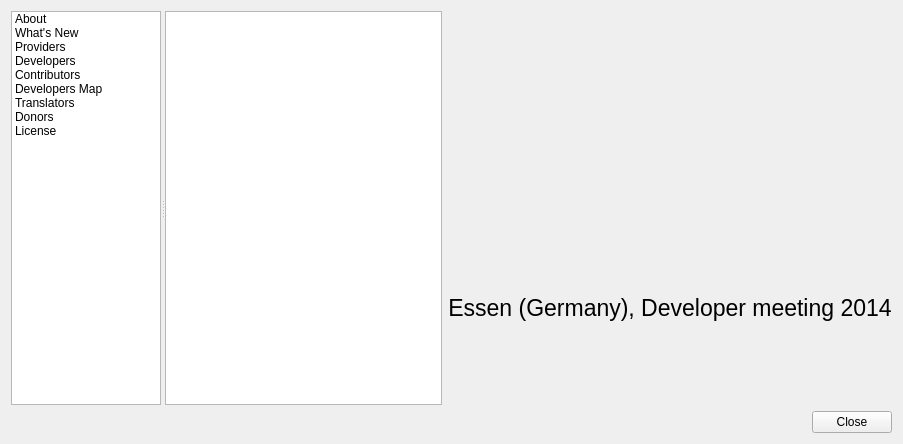
First picture: the form in src/ui/qgsabout.ui, repository carsmie/QGIS, before the edit.
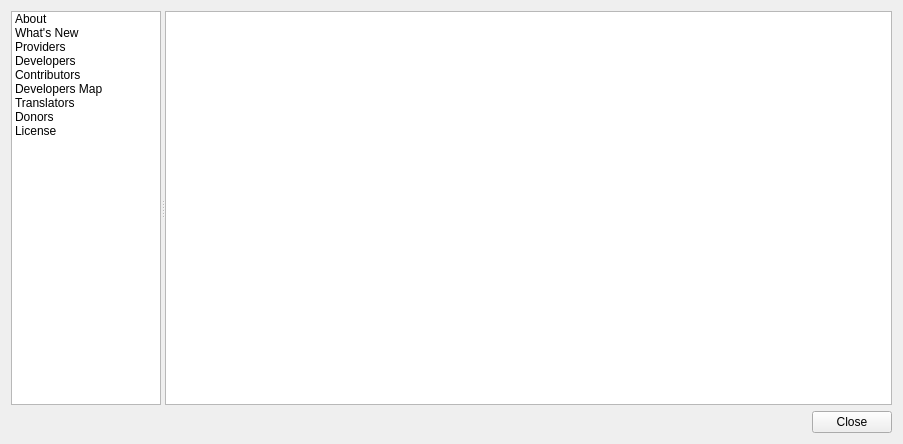
Second picture: the form after the edit. The open tabs and pages were chosen to show the change. Icons and pictures are not drawn. Custom widgets are drawn as their Qt base class.

Commit message: remove unused label from about dialog

Diff of the .ui file:
```diff
--- a/src/ui/qgsabout.ui
+++ b/src/ui/qgsabout.ui
@@ -318,37 +318,6 @@
              </property>
             </widget>
            </item>
-           <item row="0" column="1">
-            <widget class="QLabel" name="label_7">
-             <property name="text">
-              <string/>
-             </property>
-             <property name="pixmap">
-              <pixmap>:/images/last-hackfest.jpg</pixmap>
-             </property>
-             <property name="scaledContents">
-              <bool>false</bool>
-             </property>
-             <property name="alignment">
-              <set>Qt::AlignCenter</set>
-             </property>
-            </widget>
-           </item>
-           <item row="1" column="1">
-            <widget class="QLabel" name="label_8">
-             <property name="font">
-              <font>
-               <pointsize>17</pointsize>
-              </font>
-             </property>
-             <property name="text">
-              <string>Essen (Germany), Developer meeting 2014</string>
-             </property>
-             <property name="alignment">
-              <set>Qt::AlignCenter</set>
-             </property>
-            </widget>
-           </item>
           </layout>
          </widget>
          <widget class="QWidget" name="page_4">
```
Left out of the diff: 140 changed lines with no effect on the pictures.
